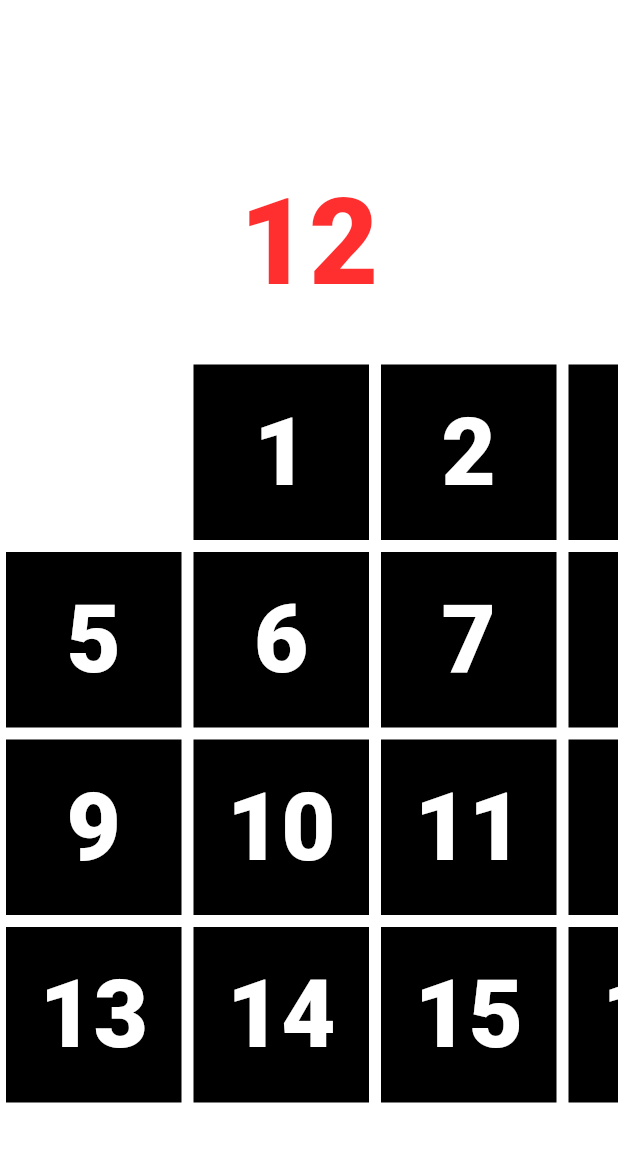
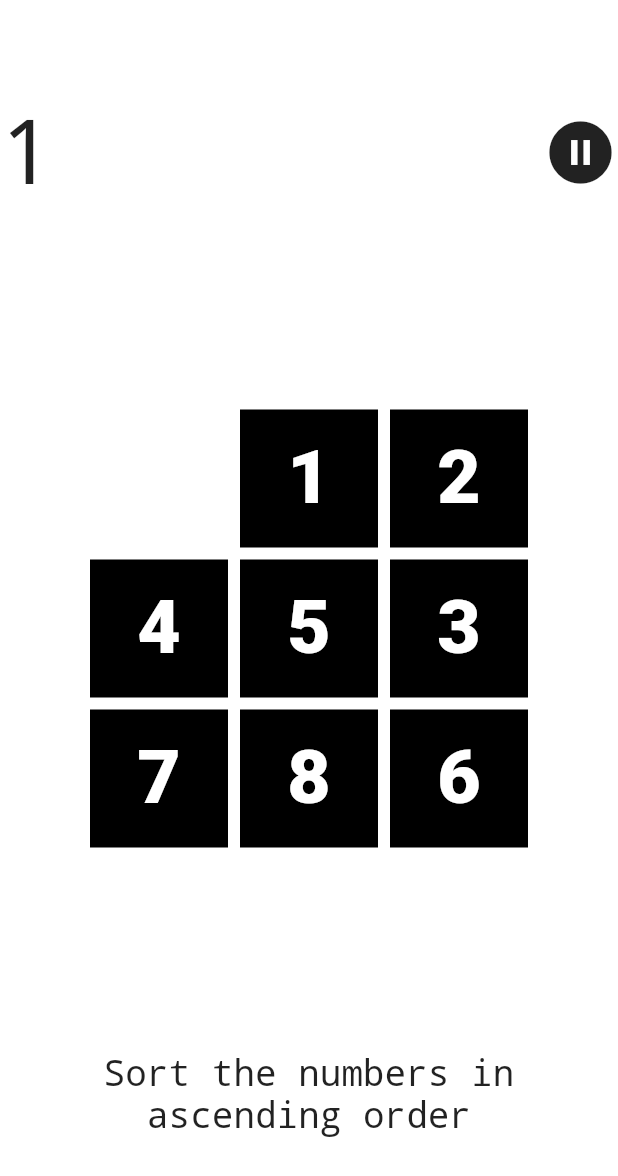
Before and after one commit to edvilme/FlutterPuzzleHack, a Flutter app: the screen it shows after launch, after a tap on an icon or button, on a phone screen of 412 x 824 dp. Shown: the top 1176 px of the screen. Run offline on Flutter 3.47's test engine with Material 2 defaults, Android fonts, the phone set to English and light mode, and no system bars; our stand-ins replace google_fonts.

Commit message:
Added level screen

```diff
--- a/puzzle/lib/level.dart
+++ b/puzzle/lib/level.dart
@@ -1,16 +1,130 @@
-import 'dart:math';
 import 'package:flutter/material.dart';
-import 'package:puzzle/main.dart';
 import 'package:puzzle/puzzlemodel.dart';
 import 'package:puzzle/puzzlewidget.dart';
 
-class LevelWidget extends StatefulWidget{
-  const LevelWidget({Key? key}) : super(key: key);
+class LevelScreen extends StatefulWidget{
+  late int level;
+  late bool? shuffled;
+  late Function tileGenerator;
+  late Function tileDecorator;
+
+  late Function onChange;
+  late Function? onWin;
+  late Function? onLoose;
+  late Function? onScore;
+
+  late Function? onPause;
+
+  Color backgroundColor;
+  Color foregroundColor;
+
+  LevelScreen({
+    Key? key,
+    required this.level,
+    required this.shuffled,
+    required this.onChange,
+    required this.tileDecorator,
+    required this.tileGenerator,
+    this.onLoose,
+    this.onScore,
+    this.onWin,
+    this.onPause,
+    this.backgroundColor = Colors.white,
+    this.foregroundColor = Colors.black87
+  }) : super(key: key);
 
   @override
-  LevelWidgetState createState() => LevelWidgetState();
+  LevelScreenState createState() => LevelScreenState();
 }
 
-class LevelWidgetState extends State<LevelWidget>{
+class LevelScreenState extends State<LevelScreen> {
+  late PuzzleBoardWidget board;
+  late String score = "0";
 
+  @override
+  void initState() {
+    super.initState();
+
+    board = PuzzleBoardWidget(
+      level: widget.level,
+      shuffled: widget.shuffled,
+      tileGenerator: widget.tileGenerator,
+      tileDecorator: widget.tileDecorator,
+
+      onChange: (PuzzleTileMovementCallback c, PuzzleBoard p){
+        setState(() {
+          score = (p.moves++).toString();
+        });
+        String? result = widget.onChange(c, p);
+        if(result == null) return;
+        if(result == "win") board.win();
+        if(result == "loose") board.win();
+      },
+      onWin: (){
+        setState(() {
+          score = "You win";
+        });
+      },
+      onLoose: (){
+        setState(() {
+          score = "You loose";
+        });
+      },
+    );
+  }
+
+  @override
+  Widget build(BuildContext context){
+    return Container(
+      color: widget.backgroundColor,
+      child: Column(
+        mainAxisSize: MainAxisSize.min,
+        mainAxisAlignment: MainAxisAlignment.spaceAround,
+        children: [
+          Container(
+            width: 450,
+            child: Row(
+              mainAxisAlignment: MainAxisAlignment.spaceBetween,
+              children: [
+                Text(
+                  score,
+                  style: TextStyle(
+                    fontSize: 60,
+                    color: widget.foregroundColor,
+                    fontWeight: FontWeight.w300,
+                    decoration: TextDecoration.none
+                  ),
+                ),
+                GestureDetector(
+                  onTap: () {
+                    if(widget.onPause != null) widget.onPause!();
+                  },
+                  child: Icon(
+                    Icons.pause_circle_filled_sharp,
+                    color: widget.foregroundColor,
+                    size: 50,
+                  ),
+                )
+              ],
+            ),
+          ),
+          board,
+          Container(
+            width: 450,
+            alignment: Alignment.center,
+            child: Text(
+              "Sort the numbers in ascending order",
+              textAlign: TextAlign.center,
+              style: TextStyle(
+                color: widget.foregroundColor,
+                fontWeight: FontWeight.w300,
+                fontSize: 24,
+                decoration: TextDecoration.none
+              ),
+            ),
+          )
+        ],
+      ),
+    );
+  }
 }
--- a/puzzle/lib/main.dart
+++ b/puzzle/lib/main.dart
@@ -1,12 +1,13 @@
 
 import 'package:flutter/material.dart';
 import 'package:google_fonts/google_fonts.dart';
+import 'package:puzzle/level.dart';
 import 'package:puzzle/puzzlemodel.dart';
 import 'package:puzzle/puzzlewidget.dart';
 
-PuzzleBoardWidget easy = PuzzleBoardWidget(
+LevelScreen easy = LevelScreen(
   shuffled: true,
-  level: 4,
+  level: 3,
   tileGenerator: (PuzzleTile t){
     t.type = 'tile';
   },
@@ -16,37 +17,21 @@ PuzzleBoardWidget easy = PuzzleBoardWidget(
       style: GoogleFonts.poiretOne(
         color: Colors.white,
         decoration: TextDecoration.none,
-        fontSize: w.size*0.5
+        fontSize: w.size * 0.5
       )
     );
   },
   onChange: (PuzzleTileMovementCallback callback, PuzzleBoard board){
     bool isIncorrect = board.getTiles().any((element) => element.position.i != element.correctPosition.i || element.position.j != element.correctPosition.j);
-    if(!isIncorrect) easy.win();
+    if(!isIncorrect) return "win";
   },
-  onWin: (){},
 );
-void main() {
+void main(){
   runApp(
     MaterialApp(
-      home: Center(
-        widthFactor: 10,
-        child: Column(
-          mainAxisAlignment: MainAxisAlignment.center,
-          crossAxisAlignment: CrossAxisAlignment.center,
-          children: [
-            Container(
-              padding: const EdgeInsets.all(30),
-              child: Text("12",
-                style: GoogleFonts.poiretOne(
-                  fontSize: 80,
-                  decoration: TextDecoration.none
-                ),
-              ),
-            ),
-            easy
-          ],
-        )
+      home: Container(
+        color: Colors.amber,
+        child: easy,
       )
     )
   );
--- a/puzzle/lib/puzzlemodel.dart
+++ b/puzzle/lib/puzzlemodel.dart
@@ -102,7 +102,7 @@ class PuzzleBoard {
 		tiles[origin.i][origin.j] = emptyTile;
 		emptyTile.position = origin;
 
-    moves++;
+    // moves++;
 		callback(
 			PuzzleTileMovementCallback(row: getRow(dest.i), column: getColumn(dest.j), tile: tile, moves: moves)
 		);
--- a/puzzle/lib/puzzlewidget.dart
+++ b/puzzle/lib/puzzlewidget.dart
@@ -37,24 +37,25 @@ class PuzzleTileWidget extends StatelessWidget{
 }
 
 class PuzzleBoardWidget extends StatefulWidget{
+  late PuzzleBoard board;
+
   late double size;
   late int level;
-  late PuzzleBoard board;
   late bool? shuffled;
   late Function tileGenerator;
   late Function tileDecorator;
 
-  late Function onChange;
+  late Function? onChange;
   late Function? onWin;
   late Function? onLoose;
   late Function? onScore;
   PuzzleBoardWidget({
     Key? key,
-    this.size = 500,
+    this.size = 300,
     required this.level,
-    required this.onChange,
     required this.tileGenerator,
     required this.tileDecorator,
+    this.onChange,
     this.onWin,
     this.onLoose,
     this.onScore,
@@ -89,7 +90,8 @@ class PuzzleBoardWidgetState extends State<PuzzleBoardWidget>{
 
   void moveToPosition(int i, int j){
     widget.board.moveToPosition(i, j, (PuzzleTileMovementCallback callback){
-      widget.onChange(callback, widget.board);
+      if(widget.onChange == null) return;
+      widget.onChange!(callback, widget.board);
       update();
     });
   }
```
